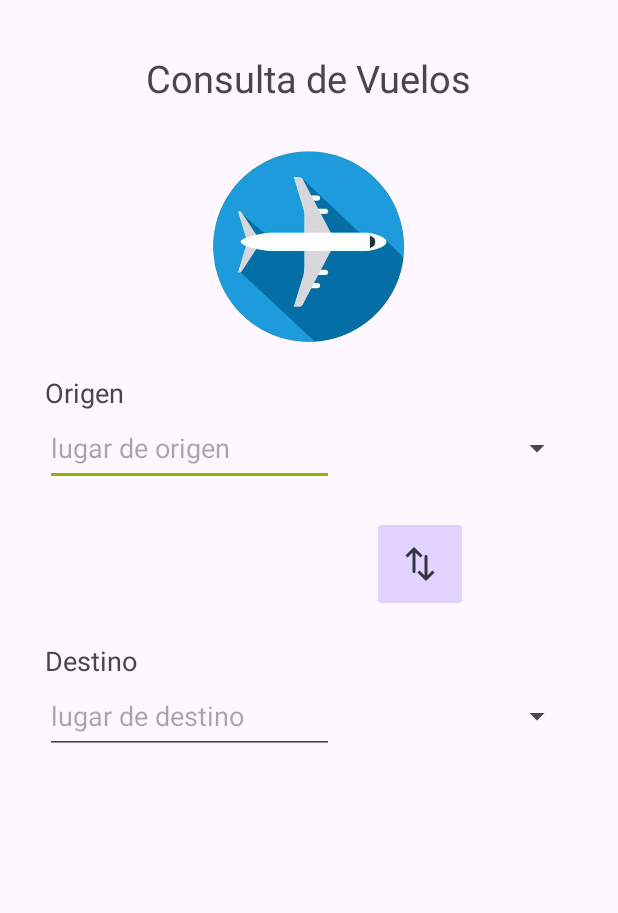
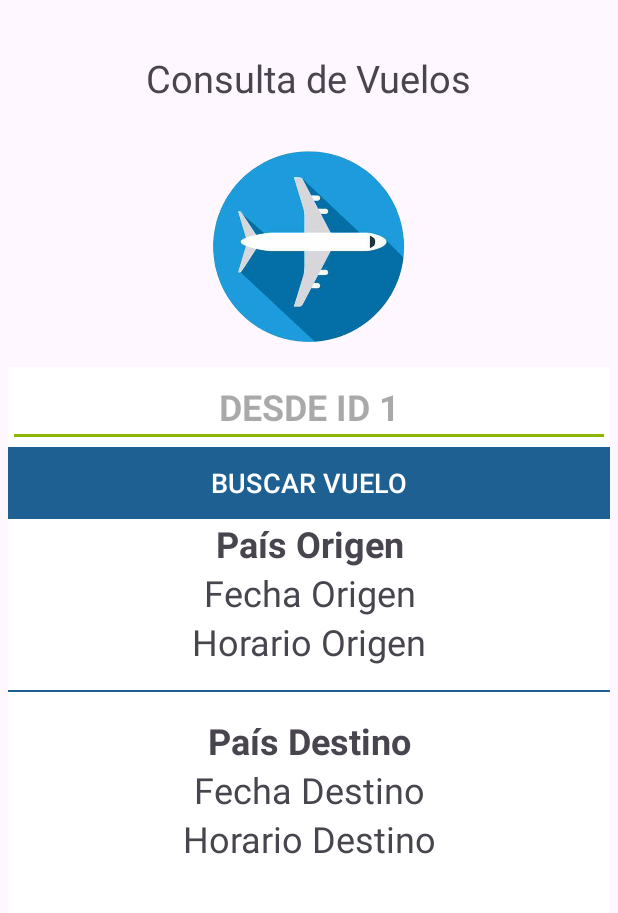
Before and after one commit to gabriellescano5/AventurAPP, an Android app: the ConsultasActivity screen opened directly, with no data from a screen before it, on a phone screen of 412 x 824 dp, the part 62-975 px from its top. Run offline under Robolectric (Android 15) with nearby library versions, the phone set to English and light mode, and no system bars.

Commit message:
Agregado módulo de actualización de datos

```diff
--- a/app/src/main/AndroidManifest.xml
+++ b/app/src/main/AndroidManifest.xml
@@ -13,6 +13,8 @@
         android:roundIcon="@mipmap/ic_launcher_round"
         android:supportsRtl="true"
         android:theme="@style/Theme.AventurAPP"
+        android:usesCleartextTraffic="true"
+
         tools:targetApi="31">
         <activity
             android:name=".gastos.AgregarTransaccionActivity"
--- a/app/src/main/java/com/example/aventurapp/divisas/DivisasActivity.java
+++ b/app/src/main/java/com/example/aventurapp/divisas/DivisasActivity.java
@@ -109,7 +109,7 @@ public class DivisasActivity extends AppCompatActivity implements View.OnClickLi
                             // Muestro en log toda la respuesta JSON
                             Log.d("API_RESPONSE", "(84)." + apiResponse.getData().toString());
 
-                            // Leno los arrays con los códigos "code" del JSON
+                            // Lleno los arrays con los códigos "code" del JSON
                             Set<String> codigosDivisa = apiResponse.getData().keySet();
                             ArrayList<String> listaCodigosDivisa = new ArrayList<>(codigosDivisa);
                             ArrayAdapter<String> adapter = new ArrayAdapter<>(DivisasActivity.this,
--- /dev/null
+++ b/app/src/main/java/com/example/aventurapp/models/Vuelo.java
@@ -0,0 +1,67 @@
+package com.example.aventurapp.models;
+
+public class Vuelo {
+    private int id;
+    private String nomPaisOrigen;
+    private String nomPaisDestino ;
+    private String fechaOrigen;
+    private String horarioOrigen;
+    private String fechaDestino;
+    private String  horarioDestino;
+
+    public int getId() {
+        return id;
+    }
+
+    public void setId(int id) {
+        this.id = id;
+    }
+
+    public String getNomPaisOrigen() {
+        return nomPaisOrigen;
+    }
+
+    public void setNomPaisOrigen(String nomPaisOrigen) {
+        this.nomPaisOrigen = nomPaisOrigen;
+    }
+
+    public String getNomPaisDestino() {
+        return nomPaisDestino;
+    }
+
+    public void setNomPaisDestino(String nomPaisDestino) {
+        this.nomPaisDestino = nomPaisDestino;
+    }
+
+    public String getFechaOrigen() {
+        return fechaOrigen;
+    }
+
+    public void setFechaOrigen(String fechaOrigen) {
+        this.fechaOrigen = fechaOrigen;
+    }
+
+    public String getHorarioOrigen() {
+        return horarioOrigen;
+    }
+
+    public void setHorarioOrigen(String horarioOrigen) {
+        this.horarioOrigen = horarioOrigen;
+    }
+
+    public String getFechaDestino() {
+        return fechaDestino;
+    }
+
+    public void setFechaDestino(String fechaDestino) {
+        this.fechaDestino = fechaDestino;
+    }
+
+    public String getHorarioDestino() {
+        return horarioDestino;
+    }
+
+    public void setHorarioDestino(String horarioDestino) {
+        this.horarioDestino = horarioDestino;
+    }
+}
--- /dev/null
+++ b/app/src/main/java/com/example/aventurapp/network/APIClient.java
@@ -0,0 +1,4 @@
+package com.example.aventurapp.network;
+
+public class APIClient {
+}
--- a/app/src/main/res/layout/activity_consultas.xml
+++ b/app/src/main/res/layout/activity_consultas.xml
@@ -32,96 +32,89 @@
 
         <LinearLayout
             android:layout_width="match_parent"
-            android:layout_height="wrap_content"
-            android:layout_marginTop="10dp"
-            android:orientation="vertical">
+            android:layout_height="match_parent"
+            android:layout_margin="5dp"
+            android:background="#FFFFFF"
+            android:orientation="vertical"
+            tools:layout_editor_absoluteX="5dp"
+            tools:layout_editor_absoluteY="5dp">
+
+            <EditText
+                android:id="@+id/idVuelo"
+                android:layout_width="match_parent"
+                android:layout_height="wrap_content"
+                android:ems="10"
+                android:gravity="center"
+                android:hint="@string/codigo"
+                android:inputType="textPersonName"
+                android:textColor="@color/black"
+                android:textSize="24sp"
+                android:textStyle="bold" />
+
+            <Button
+                android:id="@+id/btnBuscar"
+                android:layout_width="match_parent"
+                android:layout_height="wrap_content"
+                android:background="#3F51B5"
+                android:text="@string/buscarVuelo"
+                android:textColor="#FFFFFF"
+                android:textSize="18sp" />
+
+
 
             <TextView
-                android:id="@+id/txt1"
+                android:id="@+id/paisOrigen"
                 android:layout_width="match_parent"
                 android:layout_height="wrap_content"
-                android:layout_marginHorizontal="30dp"
-                android:text="@string/origen"
-                android:textSize="18sp" />
-
-            <LinearLayout
-                android:id="@+id/ly1"
+                android:gravity="center"
+                android:text="@string/nomPaisOrigen"
+                android:textSize="24sp"
+                android:textStyle="bold"/>
+            <TextView
+                android:id="@+id/fechaOrigen"
                 android:layout_width="match_parent"
                 android:layout_height="wrap_content"
-                android:orientation="horizontal">
-
-                <EditText
-                    android:id="@+id/edit1"
-                    android:layout_width="0dp"
-                    android:layout_height="50dp"
-                    android:layout_marginStart="30dp"
-                    android:layout_weight="3"
-                    android:hint="@string/paisOrigen"
-                    android:importantForAutofill="no"
-                    android:inputType="numberDecimal" />
-
-                <Spinner
-                    android:id="@+id/spinner1"
-                    android:layout_width="0dp"
-                    android:layout_height="50dp"
-                    android:layout_marginHorizontal="30dp"
-                    android:layout_weight="2" />
-            </LinearLayout>
-        </LinearLayout>
-
-        <ImageButton
-            android:id="@+id/btn"
-            style="@android:style/Widget.Material.ImageButton"
-            android:layout_width="wrap_content"
-            android:layout_height="wrap_content"
-            android:layout_gravity="end"
-            android:layout_marginVertical="20dp"
-            android:layout_marginEnd="100dp"
-            android:backgroundTint="#E2D2FF"
-            android:clickable="true"
-            android:contentDescription="@string/InvertirValores"
-            android:focusable="true"
-            android:onClick="onClick"
-            android:padding="20dp"
-            android:src="@drawable/sort_arrow_svgrepo_com" />
-
-        <LinearLayout
-            android:layout_width="match_parent"
-            android:layout_height="wrap_content"
-            android:orientation="vertical">
-
+                android:gravity="center"
+                android:text="@string/fechaOrigen"
+                android:textSize="24sp" />
             <TextView
-                android:id="@+id/txt2"
+                android:id="@+id/horarioOrigen"
                 android:layout_width="match_parent"
                 android:layout_height="wrap_content"
-                android:layout_marginHorizontal="30dp"
-                android:text="@string/destino"
-                android:textSize="18sp" />
+                android:gravity="center"
+                android:text="@string/horarioOrigen"
+                android:textSize="24sp" />
 
-            <LinearLayout
-                android:id="@+id/ly2"
+            <View
+                android:layout_width="match_parent"
+                android:layout_height="1dp"
+                android:layout_marginTop="16dp"
+                android:layout_marginBottom="16dp"
+                android:background="@color/blue" />
+            <TextView
+                android:id="@+id/paisDestino"
                 android:layout_width="match_parent"
                 android:layout_height="wrap_content"
-                android:orientation="horizontal">
+                android:gravity="center"
+                android:text="@string/nomPaisDestino"
+                android:textSize="24sp"
+                android:textStyle="bold"/>
+            <TextView
+                android:id="@+id/fechaDestino"
+                android:layout_width="match_parent"
+                android:layout_height="wrap_content"
+                android:gravity="center"
+                android:text="@string/fechaDestino"
+                android:textSize="24sp" />
+            <TextView
+                android:id="@+id/horarioDestino"
+                android:layout_width="match_parent"
+                android:layout_height="wrap_content"
+                android:gravity="center"
+                android:text="@string/horarioDestino"
+                android:textSize="24sp" />
 
-                <EditText
-                    android:id="@+id/edit2"
-                    android:layout_width="0dp"
-                    android:layout_height="50dp"
-                    android:layout_marginStart="30dp"
-                    android:layout_weight="3"
-                    android:hint="@string/paisDestino"
-                    android:importantForAutofill="no"
-                    android:inputType="numberDecimal" />
 
-                <Spinner
-                    android:id="@+id/spinner2"
-                    android:layout_width="0dp"
-                    android:layout_height="50dp"
-                    android:layout_marginHorizontal="30dp"
-                    android:layout_weight="2" />
-
-            </LinearLayout>
         </LinearLayout>
 
 
--- a/app/src/main/res/values/strings.xml
+++ b/app/src/main/res/values/strings.xml
@@ -41,6 +41,14 @@
     <string name="paisOrigen">lugar de origen</string>
     <string name="paisDestino">lugar de destino</string>
     <string name="consultaVuelos">Consulta de Vuelos</string>
+    <string name="nomPaisOrigen">País Origen</string>
+    <string name="buscarVuelo">BUSCAR VUELO</string>
+    <string name="codigo">DESDE ID 1</string>
+    <string name="nomPaisDestino">País Destino</string>
+    <string name="fechaOrigen">Fecha Origen</string>
+    <string name="fechaDestino">Fecha Destino</string>
+    <string name="horarioOrigen">Horario Origen</string>
+    <string name="horarioDestino">Horario Destino</string>
 
 
 </resources>
```
